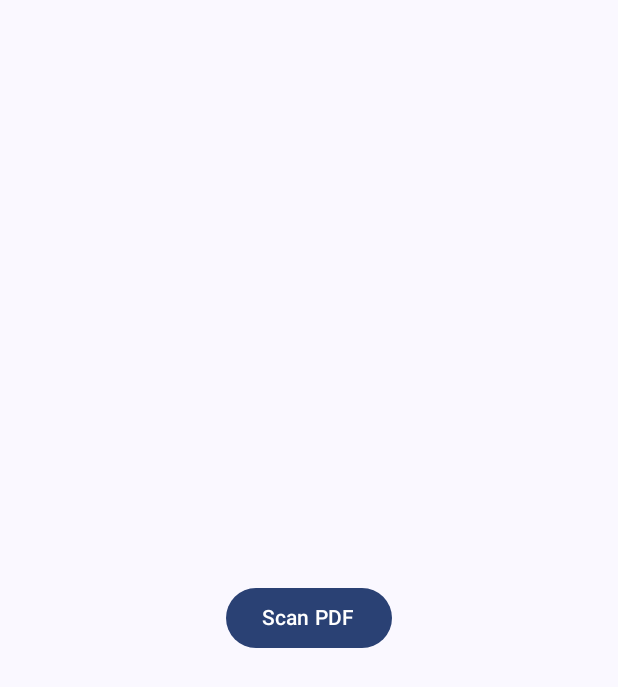
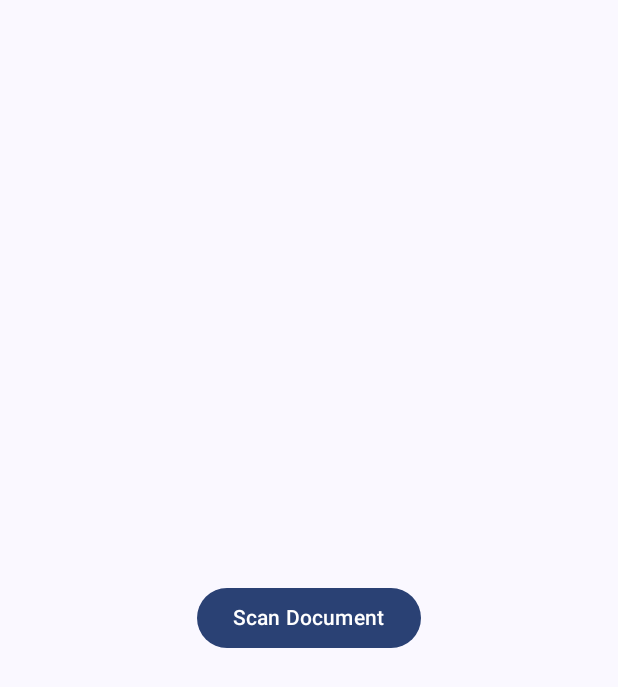
Before and after one commit to azadevs/DocScanner, an Android app built with Jetpack Compose: the screen it shows after launch (MainActivity), on a phone screen of 412 x 824 dp. Shown: the top 687 px of the screen. Run offline under Robolectric (Android 15) with nearby library versions, the phone set to English and light mode, and no system bars; libraries missing offline, so code that uses them is left out: com.google.mlkit.vision.

Commit message:
Changed text of scan button

```diff
--- a/app/src/main/java/android/azadevs/docscanner/MainActivity.kt
+++ b/app/src/main/java/android/azadevs/docscanner/MainActivity.kt
@@ -83,7 +83,7 @@ class MainActivity : ComponentActivity() {
                                     ).show()
                                 }
                         }) {
-                            Text(text = "Scan PDF")
+                            Text(text = "Scan Document")
                         }
                     }
                 }
```
